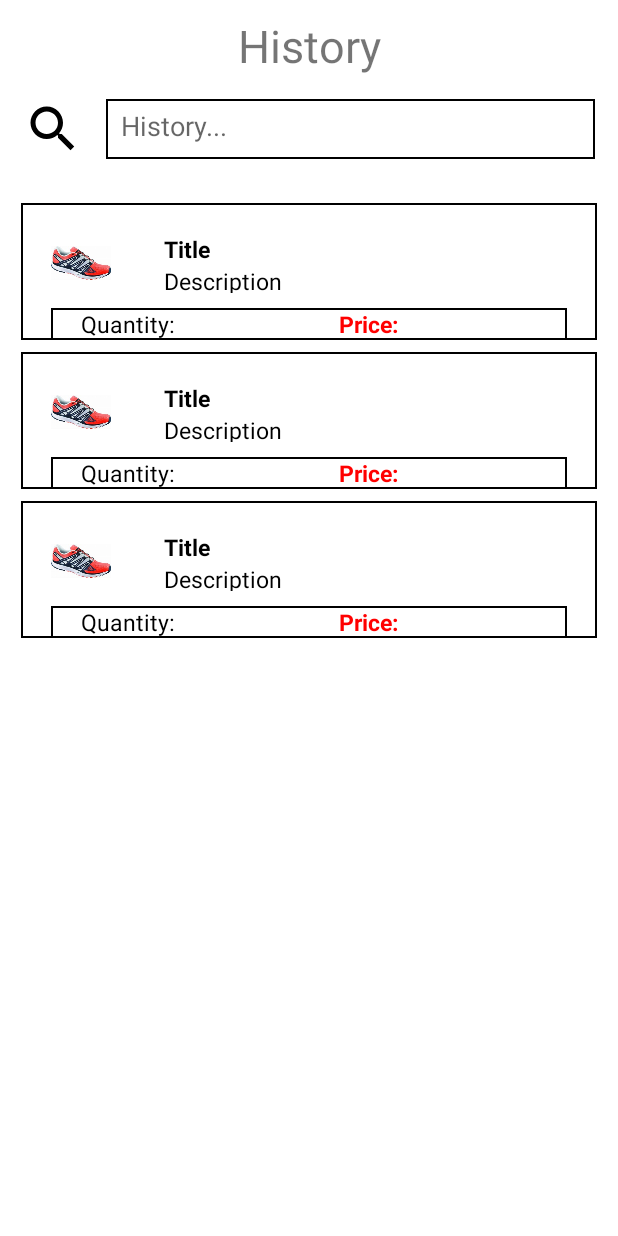
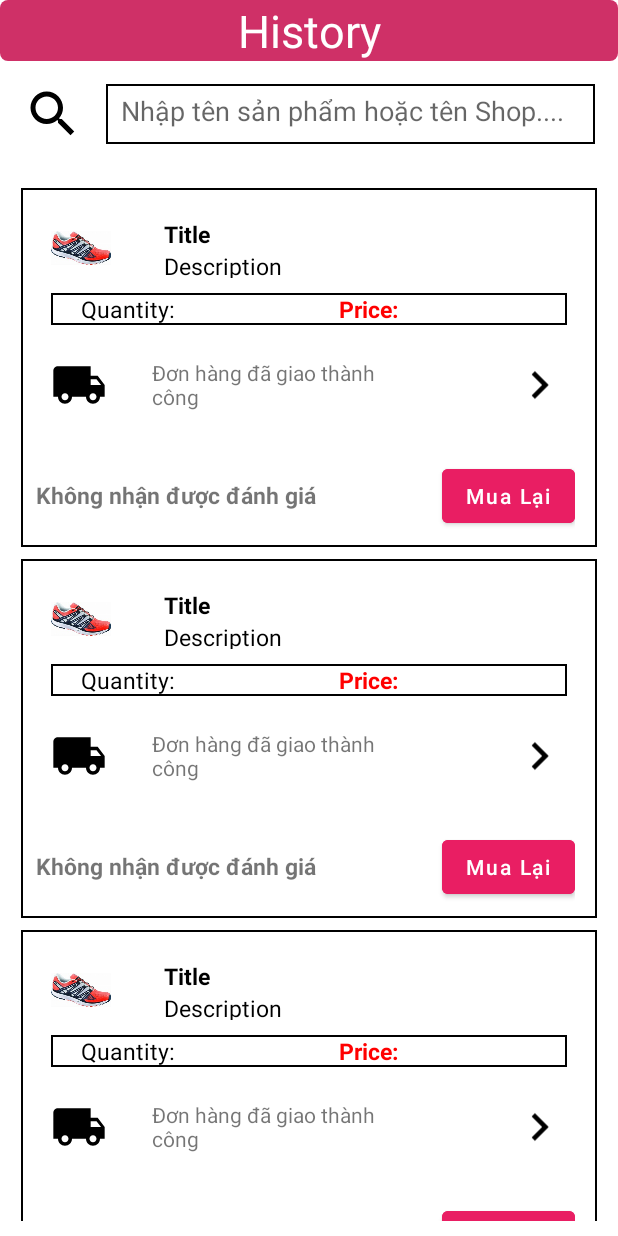
Before and after one commit to linhvo1610/S_Shop_Client, an Android app: the layout activity_history_order_client.xml on its own in the app's theme, with its tools: preview values and no code run, on a phone screen of 412 x 824 dp. Run offline under Robolectric (Android 15) with nearby library versions, the phone set to English and light mode, and no system bars.

Commit message:
Tuanpaph26696 dev UI-UX History Screen

```diff
--- a/app/src/main/java/account/fpoly/s_shop_client/fragment/LichsuFragment.java
+++ b/app/src/main/java/account/fpoly/s_shop_client/fragment/LichsuFragment.java
@@ -18,7 +18,7 @@ public class LichsuFragment extends Fragment {
     public View onCreateView(LayoutInflater inflater, ViewGroup container,
                              Bundle savedInstanceState) {
         // Inflate the layout for this fragment
-        View view =inflater.inflate(R.layout.activity_history_order_client, container, false);
+        View view =inflater.inflate(R.layout.fragment_lichsu, container, false);
 
 
         return view;
--- /dev/null
+++ b/app/src/main/res/drawable/baseline_chevron_right_24.xml
@@ -0,0 +1,5 @@
+<vector android:height="24dp" android:tint="#000000"
+    android:viewportHeight="24" android:viewportWidth="24"
+    android:width="24dp" xmlns:android="http://schemas.android.com/apk/res/android">
+    <path android:fillColor="@android:color/white" android:pathData="M10,6L8.59,7.41 13.17,12l-4.58,4.59L10,18l6,-6z"/>
+</vector>
--- /dev/null
+++ b/app/src/main/res/drawable/baseline_local_shipping_24.xml
@@ -0,0 +1,5 @@
+<vector android:height="24dp" android:tint="#000000"
+    android:viewportHeight="24" android:viewportWidth="24"
+    android:width="24dp" xmlns:android="http://schemas.android.com/apk/res/android">
+    <path android:fillColor="@android:color/white" android:pathData="M20,8h-3L17,4L3,4c-1.1,0 -2,0.9 -2,2v11h2c0,1.66 1.34,3 3,3s3,-1.34 3,-3h6c0,1.66 1.34,3 3,3s3,-1.34 3,-3h2v-5l-3,-4zM6,18.5c-0.83,0 -1.5,-0.67 -1.5,-1.5s0.67,-1.5 1.5,-1.5 1.5,0.67 1.5,1.5 -0.67,1.5 -1.5,1.5zM19.5,9.5l1.96,2.5L17,12L17,9.5h2.5zM18,18.5c-0.83,0 -1.5,-0.67 -1.5,-1.5s0.67,-1.5 1.5,-1.5 1.5,0.67 1.5,1.5 -0.67,1.5 -1.5,1.5z"/>
+</vector>
--- a/app/src/main/res/layout/activity_history_order_client.xml
+++ b/app/src/main/res/layout/activity_history_order_client.xml
@@ -4,16 +4,18 @@
     xmlns:tools="http://schemas.android.com/tools"
     android:layout_width="match_parent"
     android:layout_height="match_parent"
+
     android:orientation="vertical"
     tools:context=".HistoryOrderClient">
     <LinearLayout
         android:layout_width="match_parent"
         android:layout_height="wrap_content"
-        android:layout_marginTop="10dp"
         android:orientation="vertical">
         <TextView
             android:layout_width="match_parent"
             android:layout_height="match_parent"
+            android:background="@drawable/borderrdio"
+            android:textColor="@color/white"
             android:textSize="30dp"
             android:text="History"
             android:gravity="center"
@@ -35,7 +37,7 @@
                     android:background="@drawable/boder"
                     android:layout_marginLeft="15dp"
                     android:padding="10dp"
-                    android:hint="History..."
+                    android:hint="Nhập tên sản phẩm hoặc tên Shop...."
                     />
         </LinearLayout>
     </LinearLayout>
@@ -47,4 +49,5 @@
         android:id="@+id/Rcv_History"
         />
 
+
 </LinearLayout>
--- a/app/src/main/res/layout/item_history.xml
+++ b/app/src/main/res/layout/item_history.xml
@@ -71,6 +71,56 @@
             android:textSize="15dp"
             android:text="Price:"/>
     </LinearLayout>
+    <LinearLayout
+        android:layout_width="wrap_content"
+        android:layout_height="wrap_content"
+        android:padding="10dp"
+        android:layout_margin="10dp"
+        android:orientation="horizontal">
+        <ImageView
+            android:layout_width="40dp"
+            android:layout_height="40dp"
+            android:layout_weight="1"
+            android:src="@drawable/baseline_local_shipping_24"/>
+        <TextView
+            android:layout_width="wrap_content"
+            android:layout_height="wrap_content"
+            android:layout_gravity="center"
+            android:layout_weight="8"
+            android:layout_marginLeft="30dp"
+            android:text="Đơn hàng đã giao thành công" />
+        <ImageView
+            android:layout_width="40dp"
+            android:layout_height="40dp"
+            android:layout_marginLeft="80dp"
+            android:layout_weight="1"
+            android:src="@drawable/baseline_chevron_right_24"/>
+
+    </LinearLayout>
+   <LinearLayout
+       android:layout_width="wrap_content"
+       android:layout_height="wrap_content"
+       android:padding="10dp"
+       android:orientation="horizontal">
+       <TextView
+           android:layout_width="0dp"
+           android:layout_height="wrap_content"
+           android:layout_weight="20"
+           android:textSize="15dp"
+           android:textStyle="bold"
+           android:text="Không nhận được đánh giá "/>
+       <Button
+           android:layout_width="0dp"
+           android:layout_height="wrap_content"
+           android:layout_weight="10"
+           android:backgroundTint="#E91E63"
+           android:layout_marginLeft="80dp"
+           android:hint="Mua Lại"
+           android:textColorHint="@color/white"
+           />
+
+   </LinearLayout>
+
 
 
 
```
